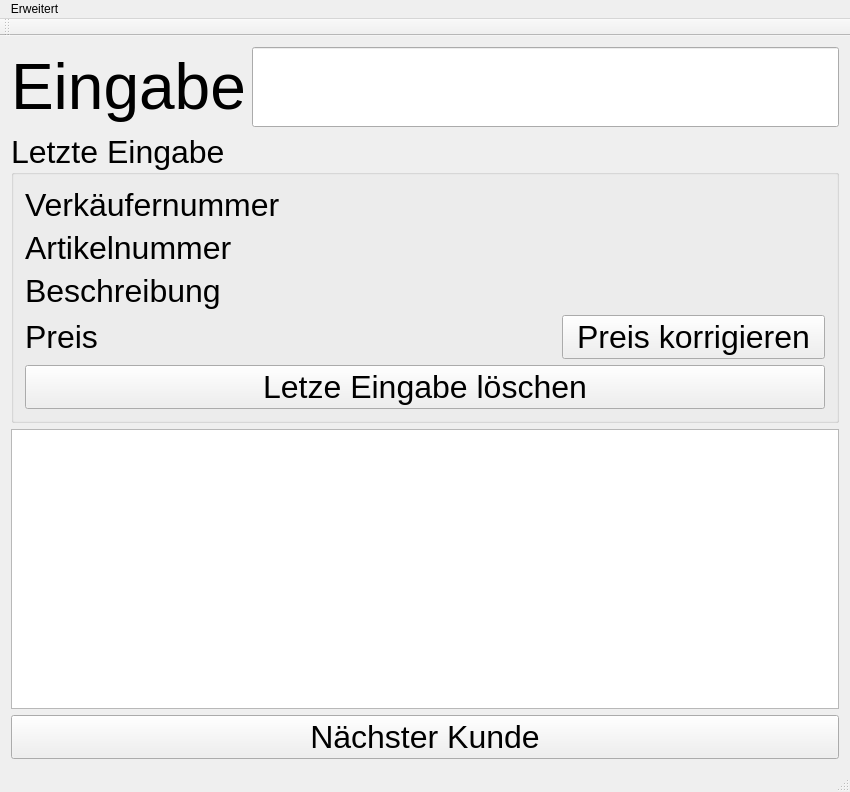
The window that TuKi-Basar/TuKiBasar.ui (Ulle84/UllesSourceCode) describes before a commit, drawn with Qt 5.
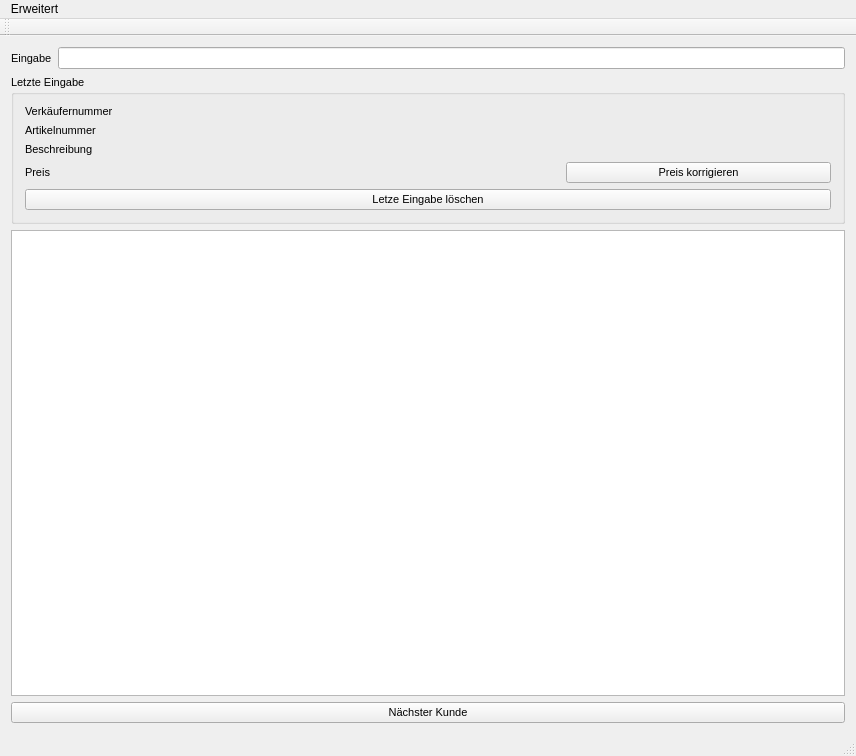
The same window after the commit.

The edit to the form file:
```diff
--- a/TuKi-Basar/TuKiBasar.ui
+++ b/TuKi-Basar/TuKiBasar.ui
@@ -6,8 +6,8 @@
    <rect>
     <x>0</x>
     <y>0</y>
-    <width>850</width>
-    <height>792</height>
+    <width>856</width>
+    <height>756</height>
    </rect>
   </property>
   <property name="windowTitle">
@@ -19,7 +19,7 @@
      <widget class="QLabel" name="label_5">
       <property name="font">
        <font>
-        <pointsize>48</pointsize>
+        <pointsize>8</pointsize>
        </font>
       </property>
       <property name="text">
@@ -31,7 +31,7 @@
      <widget class="QGroupBox" name="groupBox">
       <property name="font">
        <font>
-        <pointsize>24</pointsize>
+        <pointsize>8</pointsize>
        </font>
       </property>
       <property name="title">
@@ -42,7 +42,7 @@
         <widget class="QLabel" name="label_7">
          <property name="font">
           <font>
-           <pointsize>24</pointsize>
+           <pointsize>8</pointsize>
           </font>
          </property>
          <property name="text">
@@ -54,7 +54,7 @@
         <widget class="QLabel" name="label">
          <property name="font">
           <font>
-           <pointsize>24</pointsize>
+           <pointsize>8</pointsize>
           </font>
          </property>
          <property name="text">
@@ -66,7 +66,7 @@
         <widget class="QPushButton" name="pushButtonCorrectPrize">
          <property name="font">
           <font>
-           <pointsize>24</pointsize>
+           <pointsize>8</pointsize>
           </font>
          </property>
          <property name="text">
@@ -78,7 +78,7 @@
         <widget class="QLabel" name="labelPrize">
          <property name="font">
           <font>
-           <pointsize>24</pointsize>
+           <pointsize>8</pointsize>
           </font>
          </property>
          <property name="text">
@@ -90,7 +90,7 @@
         <widget class="QLabel" name="label_3">
          <property name="font">
           <font>
-           <pointsize>24</pointsize>
+           <pointsize>8</pointsize>
           </font>
          </property>
          <property name="text">
@@ -102,7 +102,7 @@
         <widget class="QLabel" name="label_2">
          <property name="font">
           <font>
-           <pointsize>24</pointsize>
+           <pointsize>8</pointsize>
           </font>
          </property>
          <property name="text">
@@ -114,7 +114,7 @@
         <widget class="QLabel" name="labelArticleNumber">
          <property name="font">
           <font>
-           <pointsize>24</pointsize>
+           <pointsize>8</pointsize>
           </font>
          </property>
          <property name="text">
@@ -126,7 +126,7 @@
         <widget class="QLabel" name="labelSellerNumber">
          <property name="font">
           <font>
-           <pointsize>24</pointsize>
+           <pointsize>8</pointsize>
           </font>
          </property>
          <property name="text">
@@ -138,7 +138,7 @@
         <widget class="QLabel" name="labelDescription">
          <property name="font">
           <font>
-           <pointsize>24</pointsize>
+           <pointsize>8</pointsize>
           </font>
          </property>
          <property name="text">
@@ -150,7 +150,7 @@
         <widget class="QPushButton" name="pushButtonDeleteLastInput">
          <property name="font">
           <font>
-           <pointsize>24</pointsize>
+           <pointsize>8</pointsize>
           </font>
          </property>
          <property name="text">
@@ -165,7 +165,7 @@
      <widget class="QLineEdit" name="lineEditInput">
       <property name="font">
        <font>
-        <pointsize>48</pointsize>
+        <pointsize>8</pointsize>
        </font>
       </property>
       <property name="maxLength">
@@ -177,7 +177,7 @@
      <widget class="QPlainTextEdit" name="plainTextEditArticleList">
       <property name="font">
        <font>
-        <pointsize>24</pointsize>
+        <pointsize>8</pointsize>
        </font>
       </property>
       <property name="readOnly">
@@ -189,7 +189,7 @@
      <widget class="QPushButton" name="pushButtonNextCustomer">
       <property name="font">
        <font>
-        <pointsize>24</pointsize>
+        <pointsize>8</pointsize>
        </font>
       </property>
       <property name="text">
@@ -204,8 +204,8 @@
     <rect>
      <x>0</x>
      <y>0</y>
-     <width>850</width>
-     <height>22</height>
+     <width>856</width>
+     <height>18</height>
     </rect>
    </property>
    <widget class="QMenu" name="menuErweitert">
```
